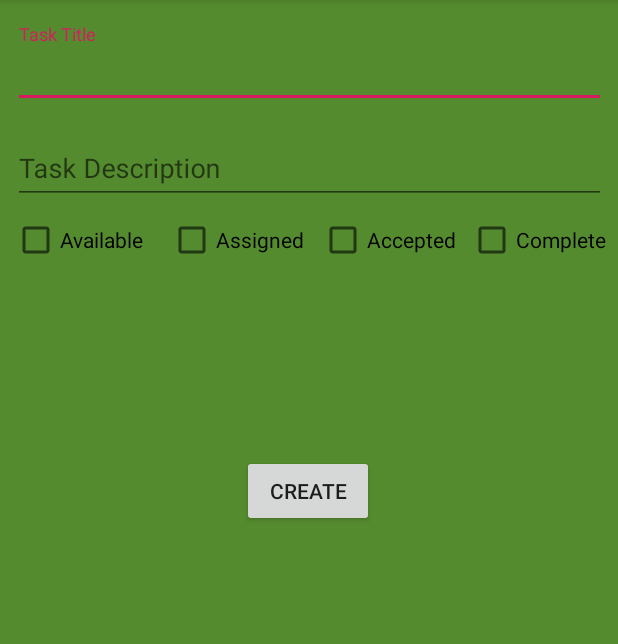
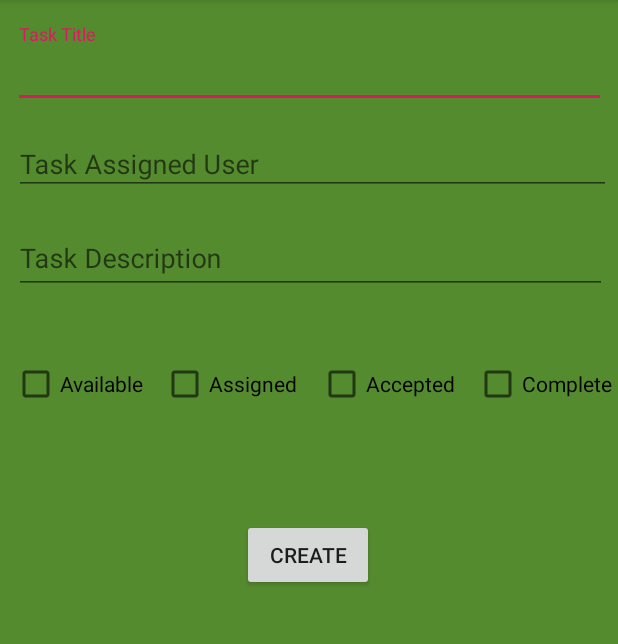
Before and after one commit to herndont/TaskMaster, an Android app: the TaskListActivity screen opened directly, with no data from a screen before it, on a phone screen of 412 x 824 dp, the part 84-728 px from its top. Run offline under Robolectric (Android 15) with nearby library versions, the phone set to English and light mode, and no system bars; our stand-ins replace Firebase (no records; nobody signed in at launch, a user with empty details on screens opened directly).

Commit message:
tasks finally being added to the database... need to make the entry dynamic... right now it is just hardcoded in

```diff
--- a/app/src/main/java/com/example/taskmaster/TaskLayoutAdapter.java
+++ b/app/src/main/java/com/example/taskmaster/TaskLayoutAdapter.java
@@ -4,9 +4,7 @@ import android.view.LayoutInflater;
 import android.view.View;
 import android.view.ViewGroup;
 import android.widget.TextView;
-
 import com.example.taskmaster.database.ProjectTask;
-
 import java.util.List;
 import androidx.annotation.NonNull;
 import androidx.recyclerview.widget.RecyclerView;
@@ -30,6 +28,7 @@ public class TaskLayoutAdapter extends RecyclerView.Adapter<TaskLayoutAdapter.Ta
             super(itemView);
 
             this.textTitle = itemView.findViewById(R.id.text_title);
+            this.assignedUser = itemView.findViewById(R.id.text_assigned_user);
             this.textDescription = itemView.findViewById(R.id.text_description);
 //            this.checkBoxAccepted = itemView.findViewById(R.id.checkBoxAccepted);
 //            this.checkBoxComplete = itemView.findViewById(R.id.checkBoxComplete);
@@ -39,6 +38,7 @@ public class TaskLayoutAdapter extends RecyclerView.Adapter<TaskLayoutAdapter.Ta
 
         public void setTask(ProjectTask projectTask) {
             this.textTitle.setText(projectTask.getTitle());
+            this.textTitle.setText(projectTask.getAssignedUser());
             this.textDescription.setText(projectTask.getDescription());
         }
         }
@@ -77,6 +77,6 @@ public class TaskLayoutAdapter extends RecyclerView.Adapter<TaskLayoutAdapter.Ta
 
     @Override
     public int getItemCount() {
-        return 0;
+        return projectTasks.size();
     }
     }
--- a/app/src/main/java/com/example/taskmaster/database/ProjectTask.java
+++ b/app/src/main/java/com/example/taskmaster/database/ProjectTask.java
@@ -49,7 +49,10 @@ public class ProjectTask {
         available = (Boolean) doc.get("available");
         completed = (Boolean) doc.get("completed");
     }
+// Not sure if this constructor is really necessary, but have added for the addTaskClick method in TaskListActivity
+    public ProjectTask() {
 
+    }
 
 
 //    public ArrayList<Integer> setState(int idx) {
--- a/app/src/main/res/layout/activity_main.xml
+++ b/app/src/main/res/layout/activity_main.xml
@@ -49,6 +49,7 @@
             android:layout_alignParentBottom="true"
             android:layout_marginEnd="75dp"
             android:layout_marginBottom="137dp"
+            android:onClick="onLogoutClick"
             android:text="@string/logout" />
 
         <TextView
--- a/app/src/main/res/layout/activity_task_list.xml
+++ b/app/src/main/res/layout/activity_task_list.xml
@@ -28,8 +28,9 @@
         android:layout_height="wrap_content"
         android:layout_marginTop="8dp"
         app:layout_constraintEnd_toEndOf="parent"
+        app:layout_constraintHorizontal_bias="0.562"
         app:layout_constraintStart_toStartOf="parent"
-        app:layout_constraintTop_toBottomOf="@+id/textInputLayout">
+        app:layout_constraintTop_toBottomOf="@+id/textInputLayout3">
 
         <com.google.android.material.textfield.TextInputEditText
             android:layout_width="match_parent"
@@ -42,10 +43,11 @@
         android:layout_width="wrap_content"
         android:layout_height="wrap_content"
         android:layout_marginStart="212dp"
-        android:layout_marginTop="8dp"
+        android:layout_marginTop="44dp"
         android:layout_marginEnd="8dp"
         android:text="@string/accepted"
         app:layout_constraintEnd_toStartOf="@+id/checkBoxComplete"
+        app:layout_constraintHorizontal_bias="0.0"
         app:layout_constraintStart_toStartOf="parent"
         app:layout_constraintTop_toBottomOf="@+id/textInputLayout2" />
 
@@ -53,8 +55,8 @@
         android:id="@+id/checkBoxComplete"
         android:layout_width="wrap_content"
         android:layout_height="wrap_content"
-        android:layout_marginTop="8dp"
-        android:layout_marginEnd="8dp"
+        android:layout_marginTop="44dp"
+        android:layout_marginEnd="4dp"
         android:text="@string/complete"
         app:layout_constraintEnd_toEndOf="parent"
         app:layout_constraintTop_toBottomOf="@+id/textInputLayout2" />
@@ -63,11 +65,11 @@
         android:id="@+id/checkBoxAssigned"
         android:layout_width="wrap_content"
         android:layout_height="wrap_content"
-        android:layout_marginTop="8dp"
+        android:layout_marginTop="44dp"
         android:layout_marginEnd="8dp"
         android:text="@string/assigned"
         app:layout_constraintEnd_toStartOf="@+id/checkBoxAccepted"
-        app:layout_constraintHorizontal_bias="0.982"
+        app:layout_constraintHorizontal_bias="0.946"
         app:layout_constraintStart_toStartOf="parent"
         app:layout_constraintTop_toBottomOf="@+id/textInputLayout2" />
 
@@ -76,7 +78,7 @@
         android:layout_width="wrap_content"
         android:layout_height="wrap_content"
         android:layout_marginStart="8dp"
-        android:layout_marginTop="8dp"
+        android:layout_marginTop="44dp"
         android:layout_marginEnd="8dp"
         android:text="@string/available"
         app:layout_constraintEnd_toStartOf="@+id/checkBoxAssigned"
@@ -90,6 +92,7 @@
         android:layout_height="wrap_content"
         android:layout_marginTop="8dp"
         android:layout_marginBottom="8dp"
+        android:onClick="addTaskClick"
         android:text="@string/create"
         app:layout_constraintBottom_toBottomOf="parent"
         app:layout_constraintEnd_toEndOf="parent"
@@ -110,4 +113,21 @@
         app:layout_constraintStart_toStartOf="parent"
         app:layout_constraintTop_toBottomOf="@+id/taskCreateButton"
         app:layout_constraintVertical_bias="0.807" />
+
+    <com.google.android.material.textfield.TextInputLayout
+        android:id="@+id/textInputLayout3"
+        android:layout_width="394dp"
+        android:layout_height="52dp"
+        android:layout_marginStart="8dp"
+        android:layout_marginTop="8dp"
+        android:layout_marginEnd="8dp"
+        app:layout_constraintEnd_toEndOf="parent"
+        app:layout_constraintStart_toStartOf="parent"
+        app:layout_constraintTop_toBottomOf="@+id/textInputLayout">
+
+        <com.google.android.material.textfield.TextInputEditText
+            android:layout_width="406dp"
+            android:layout_height="39dp"
+            android:hint="@string/task_assigned_user" />
+    </com.google.android.material.textfield.TextInputLayout>
 </androidx.constraintlayout.widget.ConstraintLayout>
--- a/app/src/main/res/values/strings.xml
+++ b/app/src/main/res/values/strings.xml
@@ -5,6 +5,7 @@
     <string name="close" />
     <string name="task_title">Task Title</string>
     <string name="task_description">Task Description</string>
+    <string name="task_assigned_user">Task Assigned User</string>
     <string name="accepted">Accepted</string>
     <string name="complete">Complete</string>
     <string name="assigned">Assigned</string>
```
Also changed, not shown: app/src/main/java/com/example/taskmaster/MainActivity.java (+14 -0 lines), app/src/main/java/com/example/taskmaster/TaskListActivity.java (+28 -0 lines), app/src/main/res/drawable/main_login.PNG (renamed from app/src/main/res/drawable/mainLogin.PNG), app/src/main/res/drawable/task_entry.PNG (renamed from app/src/main/res/drawable/taskEntry.PNG), 1 other file.
